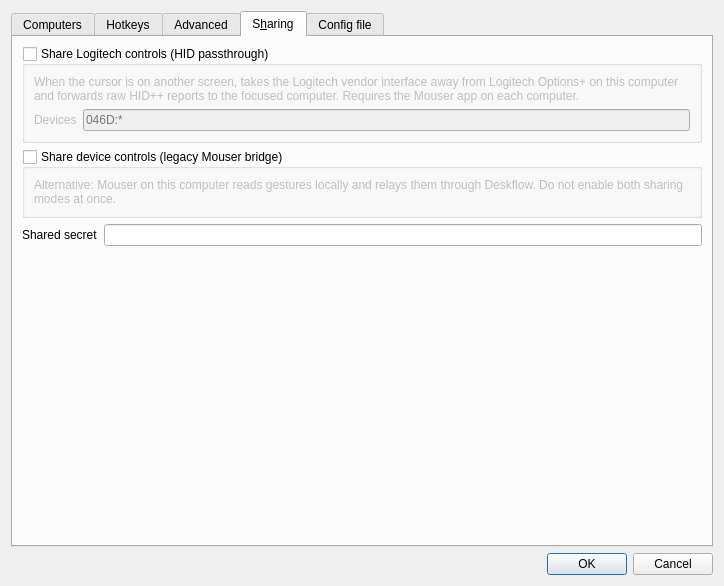
Above: src/lib/gui/dialogs/ServerConfigDialog.ui from deskflow/deskflow before the change. Below: the same form after it.
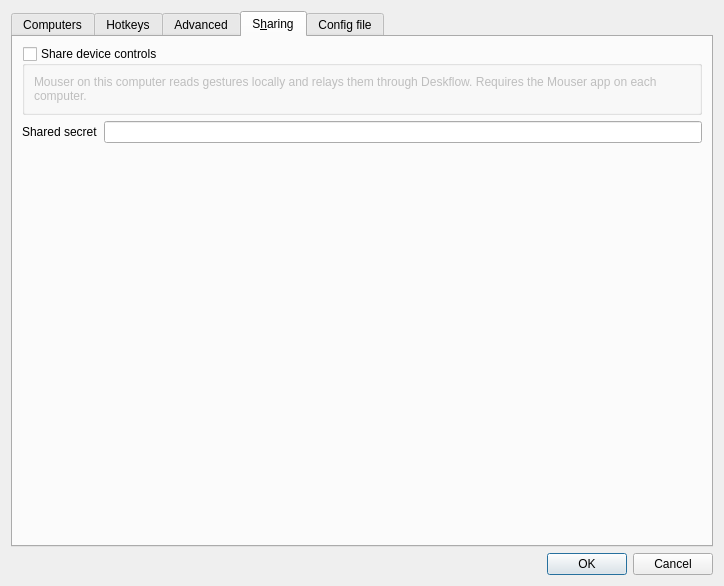
That is the form after the change. The open tabs and pages were chosen to show the change. Icons and pictures are not drawn. Custom widgets are drawn as their Qt base class.

Commit message:
fix(kvm): remove HID passthrough and restore Share device controls
Drop the seize-and-forward HID passthrough path that fought Mouser for
vendor interfaces. Keep the MouserBridge DMSR relay as the sole sharing
mode with simplified Sharing UI and updated client copy.

Patch:
```diff
--- a/src/lib/gui/dialogs/ServerConfigDialog.ui
+++ b/src/lib/gui/dialogs/ServerConfigDialog.ui
@@ -770,56 +770,10 @@
        <string>S&amp;haring</string>
       </attribute>
       <layout class="QVBoxLayout" name="verticalLayoutSharing">
-       <item>
-        <widget class="QGroupBox" name="groupHidPassthrough">
-         <property name="title">
-          <string>Share Logitech controls (HID passthrough)</string>
-         </property>
-         <property name="checkable">
-          <bool>true</bool>
-         </property>
-         <property name="checked">
-          <bool>false</bool>
-         </property>
-         <layout class="QVBoxLayout" name="verticalLayoutHidPassthrough">
-          <item>
-           <widget class="QLabel" name="lblHidPassthroughHelp">
-            <property name="text">
-             <string>When the cursor is on another screen, takes the Logitech vendor interface away from Logitech Options+ on this computer and forwards raw HID++ reports to the focused computer. Requires the Mouser app on each computer.</string>
-            </property>
-            <property name="wordWrap">
-             <bool>true</bool>
-            </property>
-           </widget>
-          </item>
-          <item>
-           <layout class="QHBoxLayout" name="horizontalLayoutHidDevices">
-            <item>
-             <widget class="QLabel" name="lblHidPassthroughDevices">
-              <property name="text">
-               <string>Devices</string>
-              </property>
-             </widget>
-            </item>
-            <item>
-             <widget class="QLineEdit" name="lineHidPassthroughDevices">
-              <property name="toolTip">
-               <string>&lt;html&gt;Vendor:product selectors for the mice to pass through, comma-separated.&lt;br&gt;&lt;b&gt;046D:*&lt;/b&gt; matches all Logitech devices; &lt;b&gt;046D:B042&lt;/b&gt; pins one model.&lt;/html&gt;</string>
-              </property>
-              <property name="placeholderText">
-               <string>046D:*</string>
-              </property>
-             </widget>
-            </item>
-           </layout>
-          </item>
-         </layout>
-        </widget>
-       </item>
        <item>
         <widget class="QGroupBox" name="groupGestureSharing">
          <property name="title">
-          <string>Share device controls (legacy Mouser bridge)</string>
+          <string>Share device controls</string>
          </property>
          <property name="checkable">
           <bool>true</bool>
@@ -831,7 +785,7 @@
           <item>
            <widget class="QLabel" name="lblGestureHelp">
             <property name="text">
-             <string>Alternative: Mouser on this computer reads gestures locally and relays them through Deskflow. Do not enable both sharing modes at once.</string>
+             <string>Mouser on this computer reads gestures locally and relays them through Deskflow. Requires the Mouser app on each computer.</string>
             </property>
             <property name="wordWrap">
              <bool>true</bool>
```
The commit also changes 46 other files.
